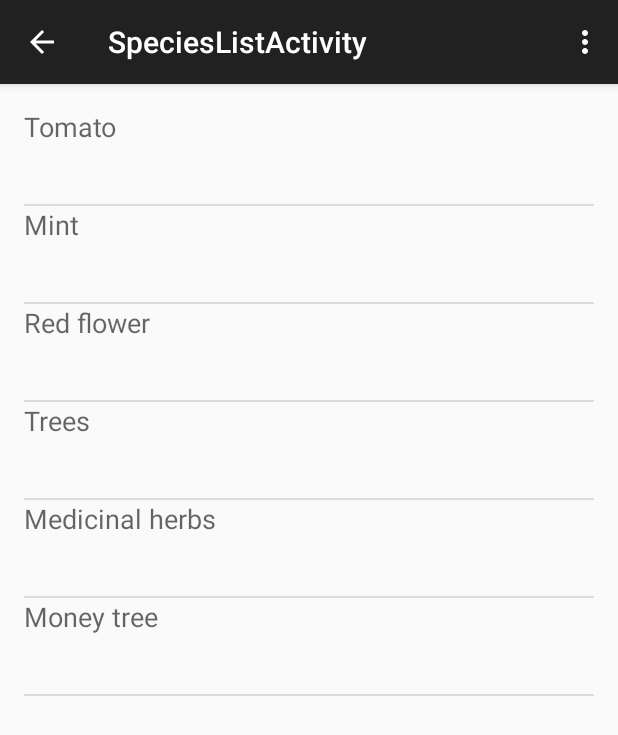
After one commit to mra48/garden_app, an Android app: the SpeciesListActivity screen opened directly, with no data from a screen before it, on a phone screen of 412 x 824 dp. The commit adds this screen. Shown: the top 735 px of the screen. Run offline under Robolectric (Android 15) with nearby library versions, the phone set to English and light mode, and no system bars.

Commit message:
Made a listview for species data, populated with fake data for now

```diff
--- a/GardenApp/app/src/main/AndroidManifest.xml
+++ b/GardenApp/app/src/main/AndroidManifest.xml
@@ -16,6 +16,14 @@
                 <category android:name="android.intent.category.LAUNCHER" />
             </intent-filter>
         </activity>
+        <activity
+            android:name=".SpeciesListActivity"
+            android:label="@string/title_activity_species_list"
+            android:parentActivityName=".MainActivity" >
+            <meta-data
+                android:name="android.support.PARENT_ACTIVITY"
+                android:value="com.cs1530_group1.gardenapp.MainActivity" />
+        </activity>
     </application>
 
 </manifest>
--- /dev/null
+++ b/GardenApp/app/src/main/java/com/cs1530_group1/gardenapp/SpeciesListActivity.java
@@ -0,0 +1,39 @@
+package com.cs1530_group1.gardenapp;
+
+import android.support.v7.app.ActionBarActivity;
+import android.os.Bundle;
+import android.view.Menu;
+import android.view.MenuItem;
+
+
+public class SpeciesListActivity extends ActionBarActivity {
+
+    @Override
+    protected void onCreate(Bundle savedInstanceState) {
+        super.onCreate(savedInstanceState);
+        setContentView(R.layout.activity_species_list);
+    }
+
+
+    @Override
+    public boolean onCreateOptionsMenu(Menu menu) {
+        // Inflate the menu; this adds items to the action bar if it is present.
+        getMenuInflater().inflate(R.menu.menu_species_list, menu);
+        return true;
+    }
+
+    @Override
+    public boolean onOptionsItemSelected(MenuItem item) {
+        // Handle action bar item clicks here. The action bar will
+        // automatically handle clicks on the Home/Up button, so long
+        // as you specify a parent activity in AndroidManifest.xml.
+        int id = item.getItemId();
+
+        //noinspection SimplifiableIfStatement
+        if (id == R.id.action_settings) {
+            return true;
+        }
+
+        return super.onOptionsItemSelected(item);
+    }
+}
--- /dev/null
+++ b/GardenApp/app/src/main/java/com/cs1530_group1/gardenapp/SpeciesListActivityFragment.java
@@ -0,0 +1,57 @@
+package com.cs1530_group1.gardenapp;
+
+import android.support.v4.app.Fragment;
+import android.os.Bundle;
+import android.view.LayoutInflater;
+import android.view.View;
+import android.view.ViewGroup;
+import android.widget.ArrayAdapter;
+import android.widget.ListView;
+
+import java.util.ArrayList;
+import java.util.List;
+
+
+/**
+ * A placeholder fragment containing a simple view.
+ */
+public class SpeciesListActivityFragment extends Fragment {
+
+    ArrayAdapter adapter;
+
+    public SpeciesListActivityFragment() {
+    }
+
+    @Override
+    public View onCreateView(LayoutInflater inflater, ViewGroup container,
+                             Bundle savedInstanceState) {
+        View rootView = inflater.inflate(R.layout.fragment_species_list, container, false);
+
+
+        //TODO replace this
+        //fake data is to be used only until the real data is loaded.
+        String[] fakeData = {
+                "Tomato",
+                "Mint",
+                "Red flower",
+                "Trees",
+                "Medicinal herbs",
+                "Money tree"
+        };
+
+        ArrayList<String> fakeDataList = new ArrayList<String>();
+        //data needs to be in a list, I only made a string[] to make creating the fake data a little easier
+        for(String s:fakeData){
+            fakeDataList.add(s);
+        }
+
+        adapter = new ArrayAdapter(getActivity(), R.layout.species_list_textview, R.id.list_item_species_textview,fakeDataList);
+
+        ListView speciesList = (ListView) rootView.findViewById(R.id.listview_species);
+
+        speciesList.setAdapter(adapter);
+
+
+        return rootView;
+    }
+}
--- /dev/null
+++ b/GardenApp/app/src/main/res/layout/activity_species_list.xml
@@ -0,0 +1,5 @@
+<fragment xmlns:android="http://schemas.android.com/apk/res/android"
+    xmlns:tools="http://schemas.android.com/tools" android:id="@+id/fragment"
+    android:name="com.cs1530_group1.gardenapp.SpeciesListActivityFragment"
+    tools:layout="@layout/fragment_species_list" android:layout_width="match_parent"
+    android:layout_height="match_parent" />
--- /dev/null
+++ b/GardenApp/app/src/main/res/layout/fragment_species_list.xml
@@ -0,0 +1,14 @@
+<RelativeLayout xmlns:android="http://schemas.android.com/apk/res/android"
+    xmlns:tools="http://schemas.android.com/tools" android:layout_width="match_parent"
+    android:layout_height="match_parent" android:paddingLeft="@dimen/activity_horizontal_margin"
+    android:paddingRight="@dimen/activity_horizontal_margin"
+    android:paddingTop="@dimen/activity_vertical_margin"
+    android:paddingBottom="@dimen/activity_vertical_margin"
+    tools:context="com.cs1530_group1.gardenapp.SpeciesListActivityFragment">
+
+    <ListView
+        android:id="@+id/listview_species"
+        android:layout_width="match_parent"
+        android:layout_height="match_parent" />
+
+</RelativeLayout>
--- /dev/null
+++ b/GardenApp/app/src/main/res/layout/species_list_textview.xml
@@ -0,0 +1,12 @@
+<?xml version="1.0" encoding="utf-8"?>
+<TextView xmlns:android="http://schemas.android.com/apk/res/android"
+    android:layout_width="match_parent"
+    android:layout_height="wrap_content"
+    android:text="this is filler text"
+    android:textAppearance="?android:attr/textAppearanceMedium"
+    android:layout_gravity="center_vertical"
+    android:minHeight="?android:attr/listPreferredItemHeight"
+    android:id="@+id/list_item_species_textview"
+    >
+
+</TextView>
--- /dev/null
+++ b/GardenApp/app/src/main/res/menu/menu_species_list.xml
@@ -0,0 +1,7 @@
+<menu xmlns:android="http://schemas.android.com/apk/res/android"
+    xmlns:app="http://schemas.android.com/apk/res-auto"
+    xmlns:tools="http://schemas.android.com/tools"
+    tools:context="com.cs1530_group1.gardenapp.SpeciesListActivity">
+    <item android:id="@+id/action_settings" android:title="@string/action_settings"
+        android:orderInCategory="100" app:showAsAction="never" />
+</menu>
--- a/GardenApp/app/src/main/res/values/strings.xml
+++ b/GardenApp/app/src/main/res/values/strings.xml
@@ -5,4 +5,5 @@
     <string name="action_settings">Settings</string>
     <string name="species_list_activity_button">View Species List</string>
     <string name="garden_view_activity_button">View Garden</string>
+    <string name="title_activity_species_list">SpeciesListActivity</string>
 </resources>
```
